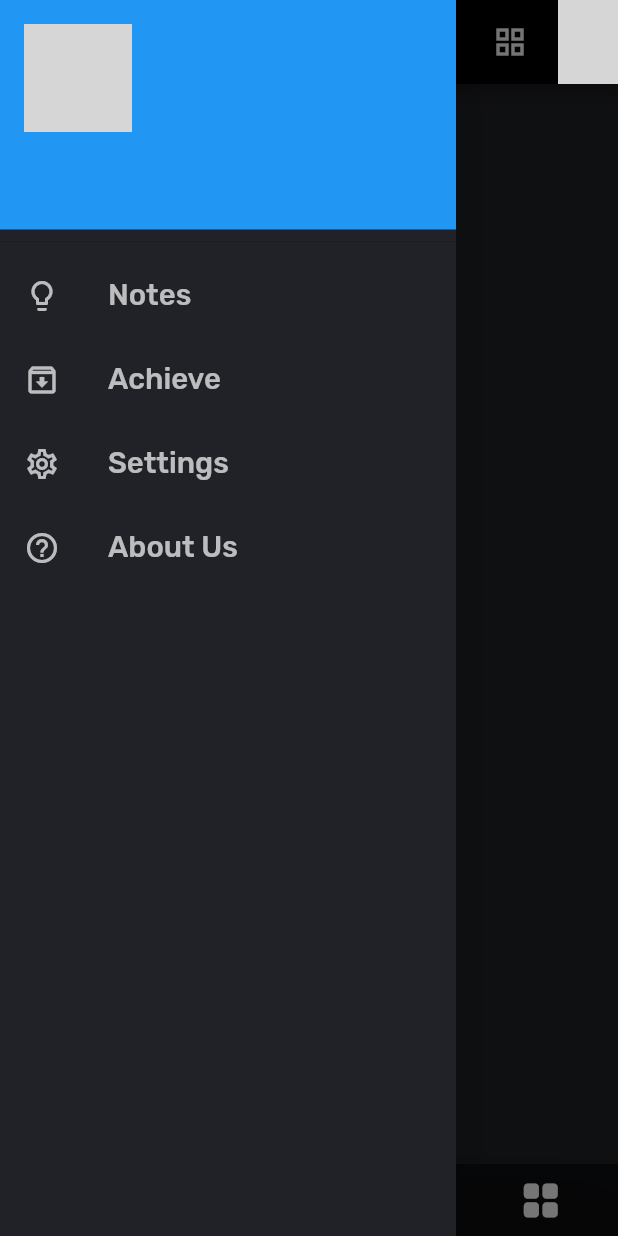
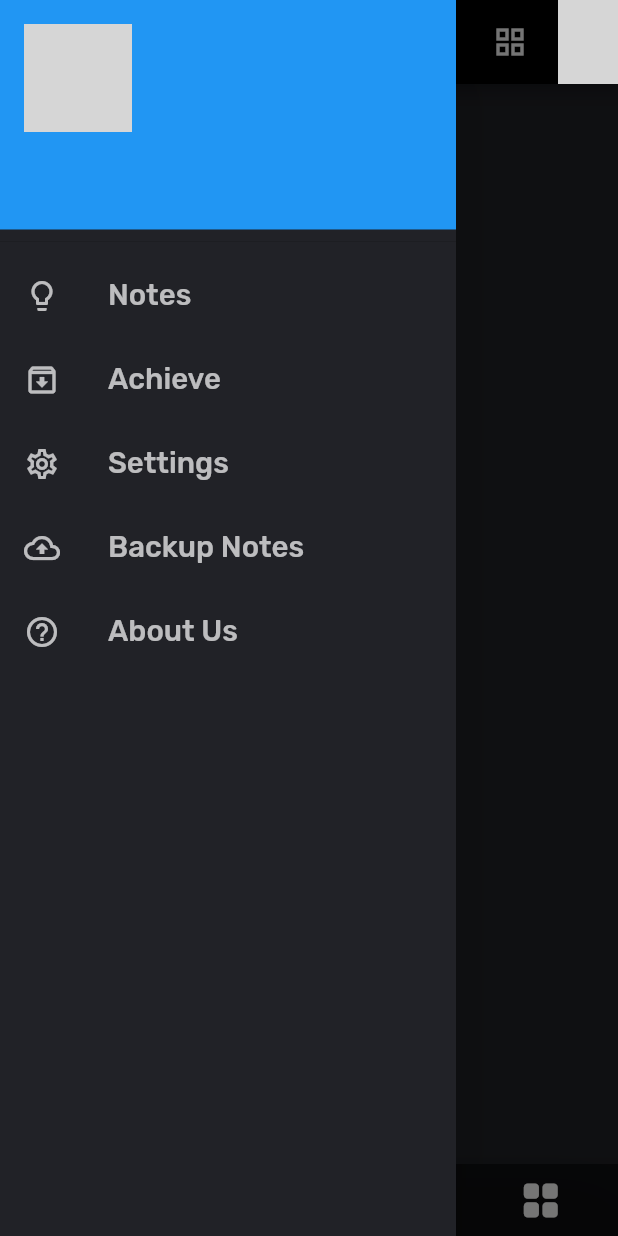
Before and after one commit to DAKSHAY111/Notes-App-Flutter, a Flutter app: the Home screen opened directly, in the side drawer, after a tap on the "archive" icon, on a phone screen of 412 x 824 dp. Run offline on Flutter 3.47's test engine with Material 2 defaults, Android fonts, the light colour scheme and no system bars; our stand-ins replace cloud_firestore, firebase_auth, firebase_core, flutter_colorpicker, flutter_signin_button, google_fonts and 3 more; accounts and stored records are empty; network calls fail; grey boxes are pictures that could not be loaded.

Commit message:
BackUp Function Added

```diff
--- a/lib/main.dart
+++ b/lib/main.dart
@@ -29,8 +29,10 @@ class _MyAppState extends State<MyApp> {
 
   getLoggedInState() async {
     await LocalDataSaver.getLogData().then((value) {
+      print("Is User Logged in : $value");
       setState(() {
-        isLogIn = value.toString() == "null";
+        isLogIn = value.toString() != "null";
+        print(isLogIn);
       });
     });
   }
--- a/lib/pages/home.dart
+++ b/lib/pages/home.dart
@@ -1,3 +1,4 @@
+import 'package:cloud_firestore/cloud_firestore.dart';
 import 'package:flutter/material.dart';
 import 'package:flutter_staggered_grid_view/flutter_staggered_grid_view.dart';
 import 'package:notes_app/login.dart';
@@ -5,6 +6,7 @@ import 'package:notes_app/pages/createnoteview.dart';
 import 'package:notes_app/pages/noteview.dart';
 import 'package:notes_app/services/auth.dart';
 import 'package:notes_app/services/db.dart';
+import 'package:notes_app/services/firestore_db.dart';
 import 'package:notes_app/widgets/MyDrawer.dart';
 import 'package:notes_app/services/login_info.dart';
 import 'package:uuid/uuid.dart';
@@ -23,7 +25,7 @@ class Home extends StatefulWidget {
 class _HomeState extends State<Home> {
   bool isLoading = true;
   bool isGrid = true;
-  String? googleProfileimg;
+  String? userImg;
   List<Note>? notesList = [];
   List<Note>? pinnotes = [];
   var uuid = const Uuid();
@@ -33,9 +35,8 @@ class _HomeState extends State<Home> {
     super.initState();
     LocalDataSaver.getImg().then((value) {
       if (mounted) {
-        print("loaded + $value");
         setState(() {
-          googleProfileimg = value;
+          userImg = value;
         });
       }
     });
@@ -53,7 +54,7 @@ class _HomeState extends State<Home> {
 
   Future getAllNotes() async {
     notesList = await NotesDatabse.instance.readAllNotes();
-    print(notesList);
+    // print(notesList);
     if (mounted) {
       setState(() {
         isLoading = false;
@@ -153,8 +154,7 @@ class _HomeState extends State<Home> {
                       print("Ok + $StackTrace");
                     },
                     maxRadius: 20,
-                    backgroundImage:
-                        NetworkImage(googleProfileimg.toString()))),
+                    backgroundImage: NetworkImage(userImg.toString()))),
           ],
         ),
         body: Container(
--- a/lib/services/db.dart
+++ b/lib/services/db.dart
@@ -113,7 +113,8 @@ class NotesDatabse {
   }
 
   Future delteNote(Note note) async {
-    await FireDB().deleteNoteFirestore(note);
+    // Bcz we are not deleting note from database server
+    // await FireDB().deleteNoteFirestore(note);
 
     final db = await instance.database;
     await db!.delete(NoteFields.tableName,
--- a/lib/widgets/MyDrawer.dart
+++ b/lib/widgets/MyDrawer.dart
@@ -1,5 +1,7 @@
 import 'package:flutter/cupertino.dart';
 import 'package:flutter/material.dart';
+import 'package:notes_app/pages/home.dart';
+import 'package:notes_app/services/firestore_db.dart';
 import 'package:notes_app/services/login_info.dart';
 import 'package:notes_app/utils/colors.dart';
 import 'package:flutter_staggered_grid_view/flutter_staggered_grid_view.dart';
@@ -57,7 +59,8 @@ class _MyDrawerState extends State<MyDrawer> {
                 accountName: Text(username ?? "User Name"),
                 accountEmail: Text(userEmail ?? "User Email"),
                 currentAccountPicture: CircleAvatar(
-                  backgroundImage: NetworkImage(userImg ?? ""),
+                  backgroundImage: NetworkImage(userImg ??
+                      "https://t3.ftcdn.net/jpg/03/46/83/96/360_F_346839683_6nAPzbhpSkIpb8pmAwufkC7c5eD7wYws.jpg"),
                 ),
               )),
           ListTile(
@@ -94,6 +97,23 @@ class _MyDrawerState extends State<MyDrawer> {
             ),
           ),
           ListTile(
+            onTap: () async {
+              await FireDB().getAllStoredNotes();
+              if (!mounted) return;
+              Navigator.pushReplacement(context,
+                  MaterialPageRoute(builder: ((context) => const Home())));
+            },
+            leading: Icon(
+              Icons.backup_outlined,
+              color: Colors.white.withOpacity(0.7),
+            ),
+            title: Text(
+              "Backup Notes",
+              textScaleFactor: 1.4,
+              style: TextStyle(color: white.withOpacity(0.7)),
+            ),
+          ),
+          ListTile(
             leading: Icon(
               Icons.help_outline,
               color: Colors.white.withOpacity(0.7),
```
Also changed, not shown: lib/pages/noteview.dart (+9 -0 lines), lib/login.dart (line endings or trailing spaces).
